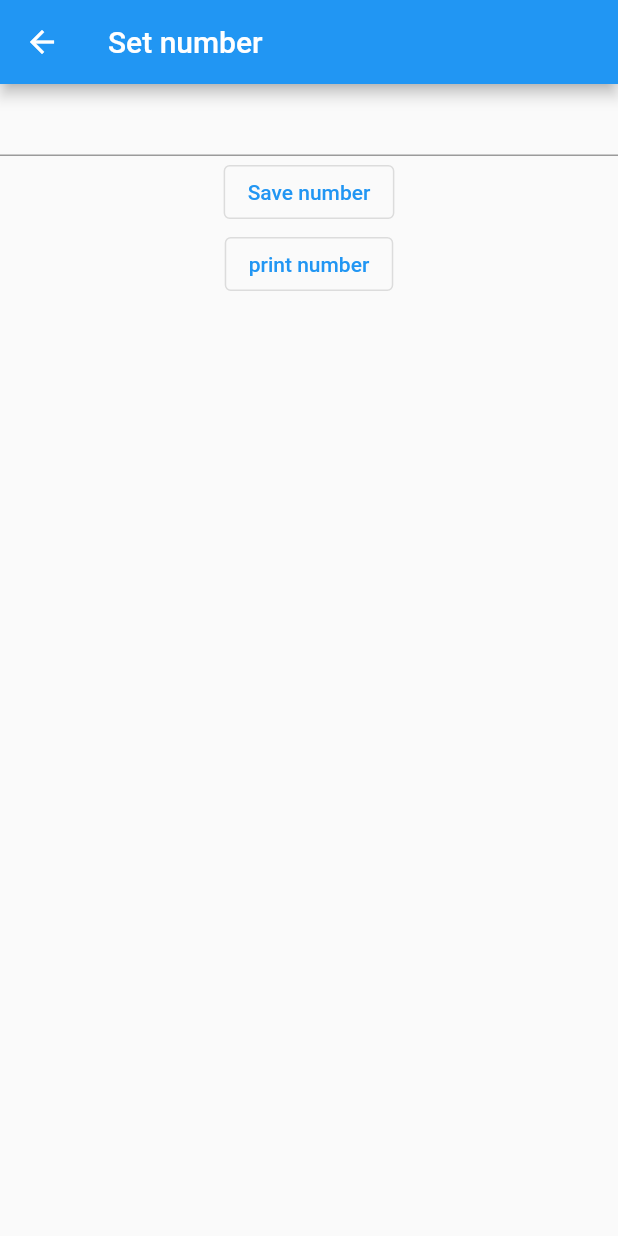
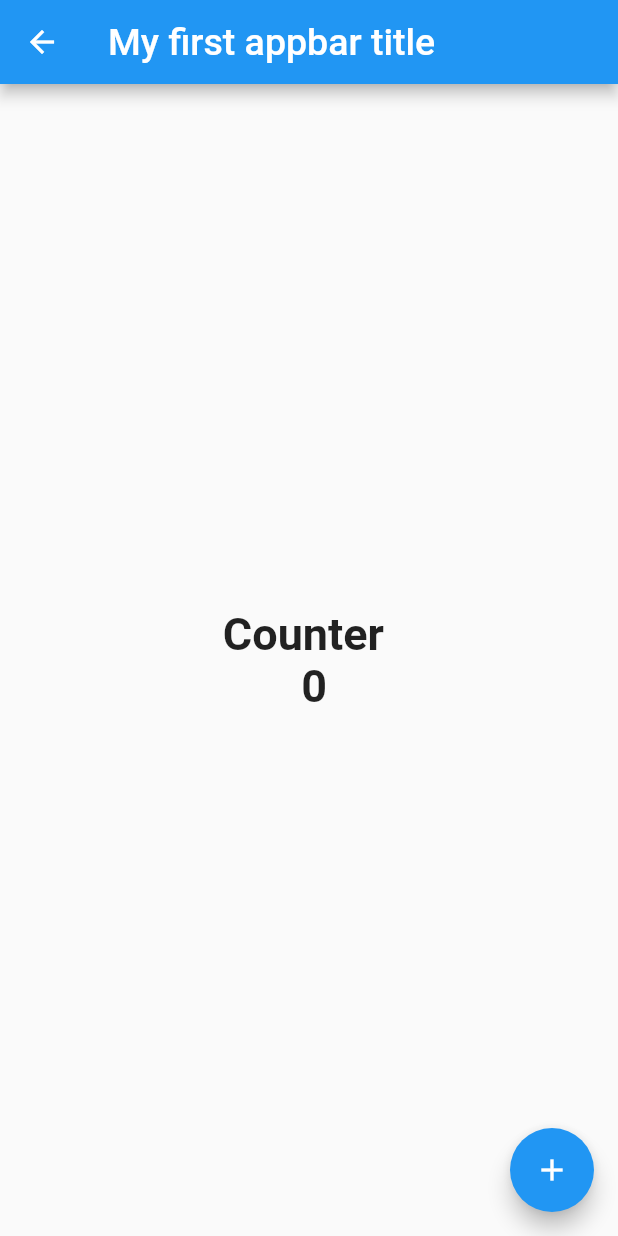
Before and after one commit to AabhashRai13/flutter_widgets_101, a Flutter app: the screen it shows after launch, on a phone screen of 412 x 824 dp. Run offline on Flutter 3.47's test engine with Material 2 defaults, Android fonts, the phone set to English and light mode, and no system bars; our stand-ins replace get, shared_preferences.

Commit message:
getx added

```diff
--- /dev/null
+++ b/lib/counter_using_getx/controller/counter_controller.dart
@@ -0,0 +1,6 @@
+import 'package:get/get.dart';
+
+class Controller extends GetxController{
+  var count = 0.obs;
+  increment() => count++;
+}
--- /dev/null
+++ b/lib/counter_using_getx/counter_ui.dart
@@ -0,0 +1,42 @@
+import 'dart:developer';
+
+import 'package:flutter/material.dart';
+import 'package:get/get.dart';
+
+import 'controller/counter_controller.dart';
+
+class CounterUi extends StatelessWidget {
+  CounterUi({Key? key}) : super(key: key);
+
+  final Controller _controller = Get.put(Controller());
+
+  @override
+  Widget build(BuildContext context) {
+    return Scaffold(
+      appBar: AppBar(
+        centerTitle: false,
+        title: const Text(
+          "My first appbar title",
+          style: TextStyle(
+            fontSize: 25,
+            color: Colors.white,
+          ),
+        ),
+      ),
+      body: Center(
+          child: Obx(() => Text(
+                "Counter \n       ${_controller.count}",
+                style:
+                    const TextStyle(fontSize: 30, fontWeight: FontWeight.bold),
+              ))),
+      floatingActionButton: FloatingActionButton(
+        onPressed: () {
+          _controller.increment();
+
+          log("counter incremented to ${_controller.count}");
+        },
+        child: const Icon(Icons.add),
+      ),
+    );
+  }
+}
--- a/lib/main.dart
+++ b/lib/main.dart
@@ -1,4 +1,5 @@
 import 'package:flutter/material.dart';
+import 'package:get/get_navigation/src/root/get_material_app.dart';
 import 'package:widget_test/route_managerment/route_manager.dart';
 import 'screens/first_screen.dart';
 
@@ -12,14 +13,14 @@ class MyApp extends StatelessWidget {
   // This widget is the root of your application.
   @override
   Widget build(BuildContext context) {
-    return MaterialApp(
+    return GetMaterialApp(
       title: 'Flutter Demo',
       theme: ThemeData(
         primarySwatch: Colors.blue,
       ),
      // home: const FirstScreen(),
       onGenerateRoute: RouteGenerator.getRoute,
-      initialRoute: Routes.setMobileNumberScreen,
+      initialRoute: Routes.counterWithGetx,
     );
   }
 }
--- a/lib/route_managerment/route_manager.dart
+++ b/lib/route_managerment/route_manager.dart
@@ -1,5 +1,6 @@
 
 import 'package:flutter/material.dart';
+import 'package:widget_test/counter_using_getx/counter_ui.dart';
 
 import '../screens/dial_phone_number.dart';
 import '../screens/first_screen.dart';
@@ -13,6 +14,7 @@ class Routes {
   static const String thirdScreen = "/loginPage";
   static const String setMobileNumberScreen = "/setMobileNumberScreen";
   static const String dialNumber = "/dialNumber";
+  static const String counterWithGetx= "/counterWithGetx";
 }
 
 class RouteGenerator {
@@ -30,6 +32,8 @@ class RouteGenerator {
         return MaterialPageRoute(builder: (_) => const SetPhoneNumber());
       case Routes.dialNumber:
         return MaterialPageRoute(builder: (_) => const DialNumber());
+      case Routes.counterWithGetx:
+        return MaterialPageRoute(builder: (_) =>  CounterUi());
       default:
         return unDefinedRoute();
     }
--- a/pubspec.yaml
+++ b/pubspec.yaml
@@ -36,6 +36,7 @@ dependencies:
   cupertino_icons: ^1.0.2
   shared_preferences: ^2.0.16
   url_launcher: ^6.1.6
+  get: ^4.6.5
 
 
 dev_dependencies:
```
Also changed, not shown: pubspec.lock.
